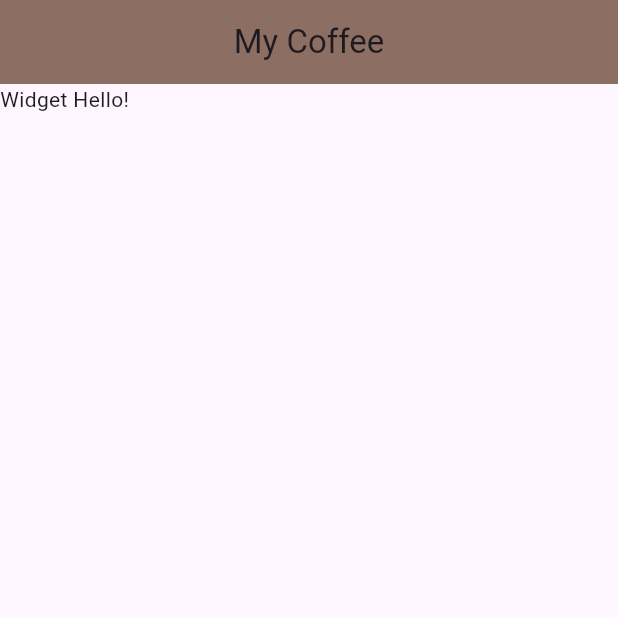
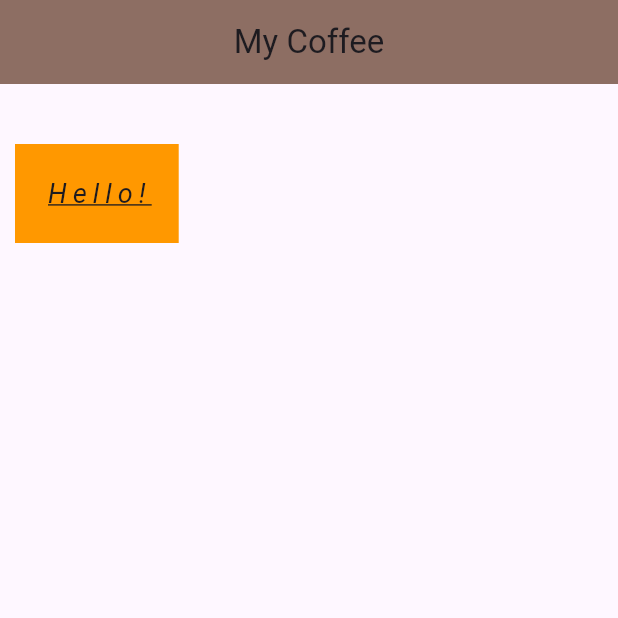
Before and after one commit to yavoraldev00/Flutter-Tutorial, a Flutter app: the screen it shows after launch, on a phone screen of 412 x 824 dp, the top half of it. Run offline on Flutter 3.47's test engine with Material 3 defaults, Android fonts, the phone set to English and light mode, and no system bars.

Commit message:
containers

```diff
--- a/lib/main.dart
+++ b/lib/main.dart
@@ -1,4 +1,5 @@
 import 'package:flutter/material.dart';
+import 'package:flutter/widgets.dart';
 
 void main() {
   runApp(MaterialApp(
@@ -17,6 +18,16 @@ class Home extends StatelessWidget {
 
   @override
   Widget build(BuildContext context) {
-    return const Text("Widget Hello!");
+    return Container(
+        color: Colors.orange,
+        padding: const EdgeInsets.all(20),
+        margin: const EdgeInsets.fromLTRB(10, 40, 0, 0),
+        child: const Text("Hello!",
+            style: TextStyle(
+              fontSize: 18,
+              letterSpacing: 4,
+              decoration: TextDecoration.underline,
+              fontStyle: FontStyle.italic,
+            )));
   }
 }
```
